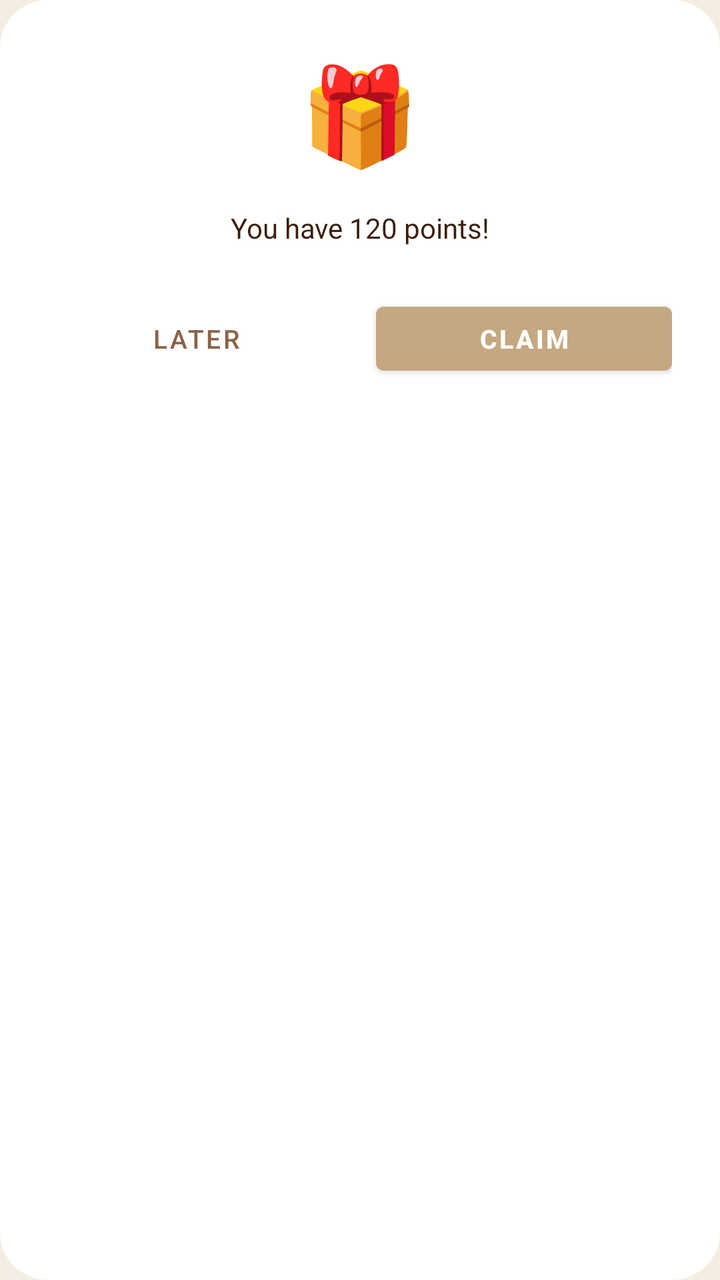
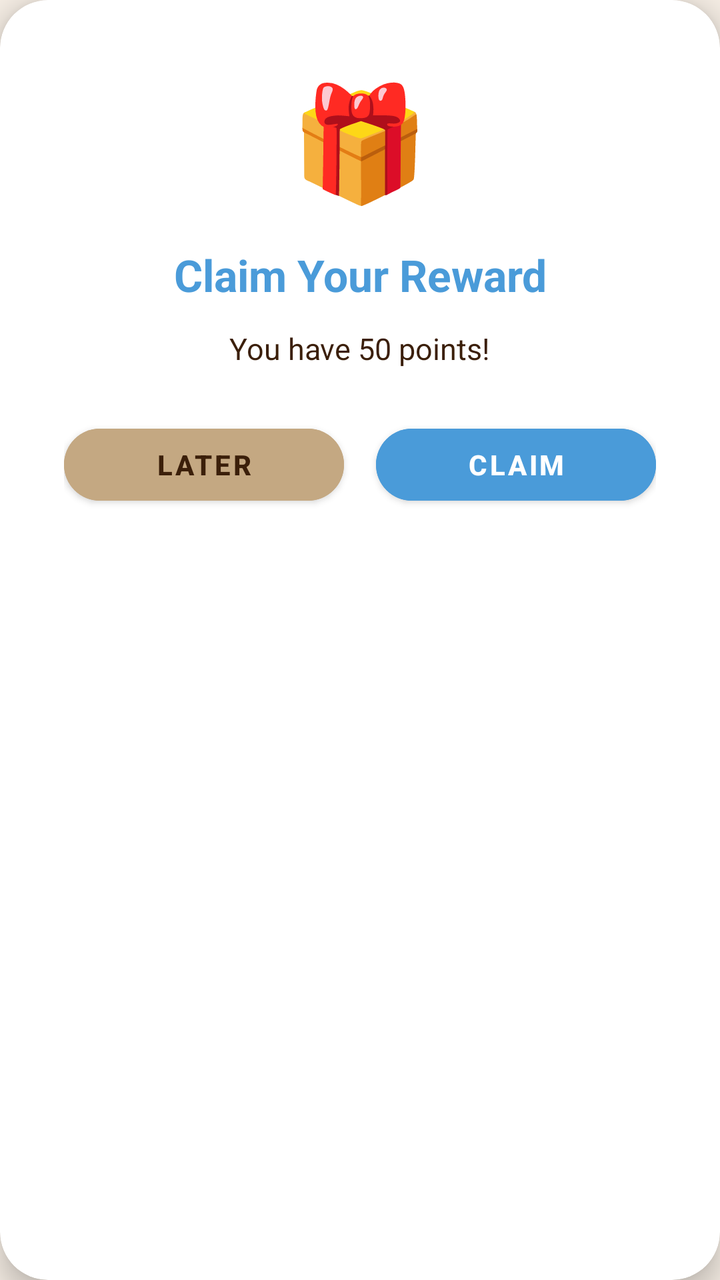

Two renders of the same Android screen: before a commit and after it. Below are the layout's source before the change and the commit's diff.
<!-- AndroidManifest.xml: application theme Theme.AutiMate -->
<!-- res/layout/dialog_claim_reward.xml -->
<?xml version="1.0" encoding="utf-8"?>
<LinearLayout xmlns:android="http://schemas.android.com/apk/res/android"
    android:layout_width="match_parent"
    android:layout_height="wrap_content"
    android:orientation="vertical"
    android:padding="24dp"
    android:background="@drawable/dialog_bg">

    <TextView
        android:layout_width="wrap_content"
        android:layout_height="wrap_content"
        android:text="🎁"
        android:textSize="48sp"
        android:layout_gravity="center"
        android:layout_marginBottom="16dp" />

    <TextView
        android:id="@+id/tvClaimMessage"
        android:layout_width="match_parent"
        android:layout_height="wrap_content"
        android:text="You have 120 points!"
        android:textSize="14sp"
        android:textColor="@color/text_dark"
        android:gravity="center"
        android:layout_marginBottom="24dp" />

    <LinearLayout
        android:layout_width="match_parent"
        android:layout_height="wrap_content"
        android:orientation="horizontal"
        android:gravity="center">

        <Button
            android:id="@+id/btnLater"
            android:layout_width="0dp"
            android:layout_height="44dp"
            android:layout_weight="1"
            android:text="LATER"
            android:textSize="13sp"
            android:textColor="@color/light_brown"
            android:background="@android:color/transparent"
            android:layout_marginEnd="8dp" />

        <Button
            android:id="@+id/btnClaim"
            android:layout_width="0dp"
            android:layout_height="44dp"
            android:layout_weight="1"
            android:text="CLAIM"
            android:textSize="13sp"
            android:textStyle="bold"
            android:textColor="@color/white"
            android:backgroundTint="@color/khaki"
            android:layout_marginStart="8dp" />

    </LinearLayout>

</LinearLayout>
<!-- resources referenced by this layout -->
<resources>
  <color name="khaki">#C4A882</color>
  <color name="light_brown">#8B6347</color>
  <color name="text_dark">#3B1F0A</color>
  <color name="white">#FFFFFF</color>
  <!-- drawable dialog_bg (drawable) -->
  <?xml version="1.0" encoding="utf-8"?>
  <shape xmlns:android="http://schemas.android.com/apk/res/android">
      <solid android:color="@android:color/white" />
      <corners android:radius="24dp" />
  </shape>
  <style name="Theme.AutiMate" parent="Theme.MaterialComponents.DayNight.NoActionBar">
          <item name="colorPrimary">@color/cream</item>
          <item name="colorPrimaryVariant">@color/beige</item>
          <item name="colorOnPrimary">@color/text_dark</item>
          <item name="colorSecondary">@color/soft_blue</item>
          <item name="colorSecondaryVariant">@color/khaki</item>
          <item name="colorOnSecondary">@color/white</item>
          <item name="android:statusBarColor">@color/cream</item>
          <item name="android:windowBackground">@color/cream</item>
          <item name="android:textColor">@color/text_dark</item>
      </style>
  <color name="cream">#F5EDE4</color>
  <color name="beige">#EDE5D9</color>
  <color name="soft_blue">#4A9BD9</color>
</resources>

<!-- the commit's change to res/layout/dialog_claim_reward.xml (unified diff, before → after) -->
@@ -1,58 +1,82 @@
 <?xml version="1.0" encoding="utf-8"?>
-<LinearLayout xmlns:android="http://schemas.android.com/apk/res/android"
+<androidx.cardview.widget.CardView xmlns:android="http://schemas.android.com/apk/res/android"
+    xmlns:app="http://schemas.android.com/apk/res-auto"
     android:layout_width="match_parent"
     android:layout_height="wrap_content"
-    android:orientation="vertical"
-    android:padding="24dp"
-    android:background="@drawable/dialog_bg">
-
-    <TextView
-        android:layout_width="wrap_content"
-        android:layout_height="wrap_content"
-        android:text="🎁"
-        android:textSize="48sp"
-        android:layout_gravity="center"
-        android:layout_marginBottom="16dp" />
-
-    <TextView
-        android:id="@+id/tvClaimMessage"
-        android:layout_width="match_parent"
-        android:layout_height="wrap_content"
-        android:text="You have 120 points!"
-        android:textSize="14sp"
-        android:textColor="@color/text_dark"
-        android:gravity="center"
-        android:layout_marginBottom="24dp" />
+    app:cardCornerRadius="24dp"
+    app:cardElevation="8dp"
+    app:cardBackgroundColor="@color/white"
+    android:layout_margin="24dp">
 
     <LinearLayout
         android:layout_width="match_parent"
         android:layout_height="wrap_content"
-        android:orientation="horizontal"
+        android:orientation="vertical"
+        android:padding="32dp"
         android:gravity="center">
 
-        <Button
-            android:id="@+id/btnLater"
-            android:layout_width="0dp"
-            android:layout_height="44dp"
-            android:layout_weight="1"
-            android:text="LATER"
-            android:textSize="13sp"
-            android:textColor="@color/light_brown"
-            android:background="@android:color/transparent"
-            android:layout_marginEnd="8dp" />
+        
+        <TextView
+            android:layout_width="wrap_content"
+            android:layout_height="wrap_content"
+            android:text="🎁"
+            android:textSize="56sp"
+            android:layout_marginBottom="16dp" />
 
-        <Button
-            android:id="@+id/btnClaim"
-            android:layout_width="0dp"
-            android:layout_height="44dp"
-            android:layout_weight="1"
-            android:text="CLAIM"
-            android:textSize="13sp"
+        <TextView
+            android:layout_width="wrap_content"
+            android:layout_height="wrap_content"
+            android:text="Claim Your Reward"
+            android:textSize="22sp"
             android:textStyle="bold"
-            android:textColor="@color/white"
-            android:backgroundTint="@color/khaki"
-            android:layout_marginStart="8dp" />
+            android:textColor="@color/soft_blue"
+            android:textAlignment="center"
+            android:layout_marginBottom="12dp" />
+
+        <TextView
+            android:id="@+id/tvClaimMessage"
+            android:layout_width="wrap_content"
+            android:layout_height="wrap_content"
+            android:text="You have 50 points!"
+            android:textSize="15sp"
+            android:textColor="@color/text_dark"
+            android:textAlignment="center"
+            android:layout_marginBottom="24dp" />
+
+        <LinearLayout
+            android:layout_width="match_parent"
+            android:layout_height="wrap_content"
+            android:orientation="horizontal"
+            android:weightSum="2">
+
+            <Button
+                android:id="@+id/btnLater"
+                android:layout_width="0dp"
+                android:layout_height="48dp"
+                android:layout_weight="1"
+                android:text="LATER"
+                android:textSize="14sp"
+                android:textStyle="bold"
+                android:textColor="@color/text_dark"
+                android:backgroundTint="@color/khaki"
+                android:layout_marginEnd="8dp"
+                app:cornerRadius="24dp" />
+
+            <Button
+                android:id="@+id/btnClaim"
+                android:layout_width="0dp"
+                android:layout_height="48dp"
+                android:layout_weight="1"
+                android:text="CLAIM"
+                android:textSize="14sp"
+                android:textStyle="bold"
+                android:textColor="@color/white"
+                android:backgroundTint="@color/soft_blue"
+                android:layout_marginStart="8dp"
+                app:cornerRadius="24dp" />
+
+        </LinearLayout>
 
     </LinearLayout>
 
-</LinearLayout>
+</androidx.cardview.widget.CardView>
<!-- resource entries referenced after the edit -->
@@ -1,28 +1,47 @@
 <!-- resources referenced by this layout -->
 <resources>
   <color name="khaki">#C4A882</color>
-  <color name="light_brown">#8B6347</color>
   <color name="text_dark">#3B1F0A</color>
   <color name="white">#FFFFFF</color>
-  <!-- drawable dialog_bg (drawable) -->
-  <?xml version="1.0" encoding="utf-8"?>
-  <shape xmlns:android="http://schemas.android.com/apk/res/android">
-      <solid android:color="@android:color/white" />
-      <corners android:radius="24dp" />
-  </shape>
   <style name="Theme.AutiMate" parent="Theme.MaterialComponents.DayNight.NoActionBar">
+          
           <item name="colorPrimary">@color/cream</item>
           <item name="colorPrimaryVariant">@color/beige</item>
           <item name="colorOnPrimary">@color/text_dark</item>
+  
+          
           <item name="colorSecondary">@color/soft_blue</item>
           <item name="colorSecondaryVariant">@color/khaki</item>
           <item name="colorOnSecondary">@color/white</item>
+  
+          
           <item name="android:statusBarColor">@color/cream</item>
+  
+          
           <item name="android:windowBackground">@color/cream</item>
+  
+          
           <item name="android:textColor">@color/text_dark</item>
+  
+          
+          <item name="android:buttonBarPositiveButtonStyle">@style/LightPositiveButtonStyle</item>
+          <item name="android:buttonBarNegativeButtonStyle">@style/LightNegativeButtonStyle</item>
+          <item name="android:buttonBarNeutralButtonStyle">@style/LightNeutralButtonStyle</item>
       </style>
   <color name="cream">#F5EDE4</color>
   <color name="beige">#EDE5D9</color>
+  <style name="LightPositiveButtonStyle" parent="Widget.AppCompat.Button.ButtonBar.AlertDialog">
+          <item name="android:textColor">@android:color/black</item>
+          <item name="android:textStyle">bold</item>
+      </style>
+  <style name="LightNegativeButtonStyle" parent="Widget.AppCompat.Button.ButtonBar.AlertDialog">
+          <item name="android:textColor">@android:color/black</item>
+          <item name="android:textStyle">bold</item>
+      </style>
+  <style name="LightNeutralButtonStyle" parent="Widget.AppCompat.Button.ButtonBar.AlertDialog">
+          <item name="android:textColor">@android:color/black</item>
+          <item name="android:textStyle">bold</item>
+      </style>
   <color name="soft_blue">#4A9BD9</color>
 </resources>
 
